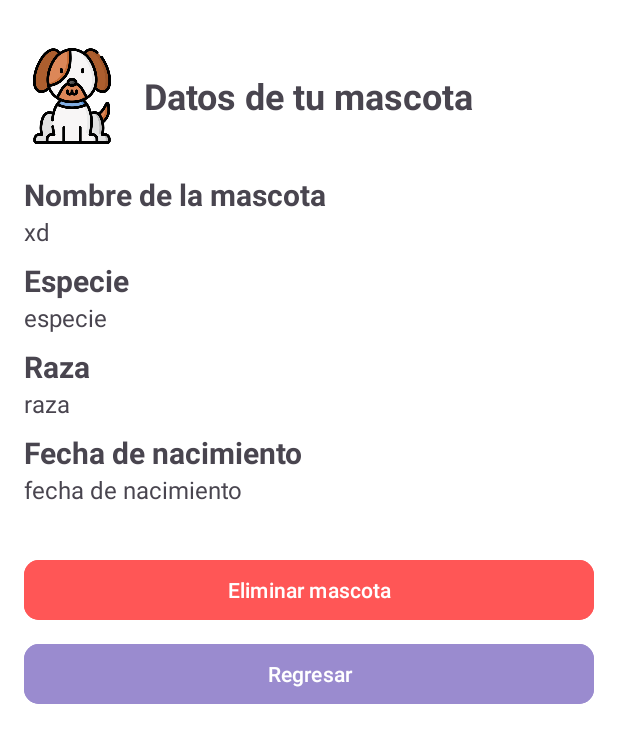
After one commit to quiquermn/PetCarePro, an Android app: the DetalleMascotaActivity screen opened directly, with no data from a screen before it, on a phone screen of 412 x 824 dp. The commit adds this screen. Shown: the top 743 px of the screen. Run offline under Robolectric (Android 15) with nearby library versions, the phone set to English and light mode, and no system bars; 1 statement that could not run was skipped.

Commit message:
Ya se pueden ver las mascotas

```diff
--- a/app/src/main/AndroidManifest.xml
+++ b/app/src/main/AndroidManifest.xml
@@ -12,6 +12,9 @@
         android:supportsRtl="true"
         android:theme="@style/Theme.Material3.Light.NoActionBar"
         tools:targetApi="31">
+        <activity
+            android:name=".DetalleMascotaActivity"
+            android:exported="false" />
         <activity
             android:name=".AgregarMascotaActivity"
             android:exported="false" />
--- /dev/null
+++ b/app/src/main/java/com/example/petcarepro/DetalleMascotaActivity.java
@@ -0,0 +1,79 @@
+package com.example.petcarepro;
+
+import android.os.Bundle;
+import android.view.View;
+import android.widget.Button;
+import android.widget.TextView;
+import android.widget.Toast;
+
+import androidx.activity.EdgeToEdge;
+import androidx.appcompat.app.AppCompatActivity;
+import androidx.core.graphics.Insets;
+import androidx.core.view.ViewCompat;
+import androidx.core.view.WindowInsetsCompat;
+
+import com.example.petcarepro.db.DatabaseAdmin;
+import com.example.petcarepro.db.Mascotas;
+import com.example.petcarepro.model.Mascota;
+
+public class DetalleMascotaActivity extends AppCompatActivity {
+
+    @Override
+    protected void onCreate(Bundle savedInstanceState) {
+        super.onCreate(savedInstanceState);
+        EdgeToEdge.enable(this);
+        setContentView(R.layout.activity_detalle_mascota);
+        ViewCompat.setOnApplyWindowInsetsListener(findViewById(R.id.main), (v, insets) -> {
+            Insets systemBars = insets.getInsets(WindowInsetsCompat.Type.systemBars());
+            v.setPadding(systemBars.left, systemBars.top, systemBars.right, systemBars.bottom);
+            return insets;
+        });
+
+        Mascota mascota = (Mascota) getIntent().getSerializableExtra("mascota"); // Obtenemos la mascota del intent
+
+        if (mascota == null) {
+            finish();
+            return;
+        }
+
+        TextView nombreText = findViewById(R.id.nombreMascotaDetalles);
+        TextView especieText = findViewById(R.id.especieMascotaDetalles);
+        TextView razaText = findViewById(R.id.razaMascotaDetalles);
+        TextView fechaNacimientoText = findViewById(R.id.fechaNacimientoMascotaDetalles);
+
+        nombreText.setText(mascota.getNombre());
+        especieText.setText(mascota.getEspecie());
+        razaText.setText(mascota.getRaza());
+        fechaNacimientoText.setText(mascota.getFechaNacimiento());
+
+        Button regresarButton = findViewById(R.id.buttonRegresar);
+        regresarButton.setOnClickListener(new View.OnClickListener() {
+            @Override
+            public void onClick(View v) {
+                finish();
+            }
+        });
+
+        Button eliminarButton = findViewById(R.id.buttonEliminar);
+        eliminarButton.setOnClickListener(new View.OnClickListener() {
+            @Override
+            public void onClick(View v) {
+                DatabaseAdmin databaseAdmin = new DatabaseAdmin(DetalleMascotaActivity.this);
+                Mascotas mascotas = new Mascotas(databaseAdmin);
+
+                boolean eliminado = mascotas.eliminarMascota(mascota.getId());
+                databaseAdmin.close();
+
+                if (!eliminado) {
+                    Toast.makeText(DetalleMascotaActivity.this, "Error al eliminar la mascota", Toast.LENGTH_SHORT).show();
+                    return;
+                }
+
+                Toast.makeText(DetalleMascotaActivity.this, "Mascota eliminada", Toast.LENGTH_SHORT).show();
+                finish();
+            }
+        });
+
+
+    }
+}
--- a/app/src/main/java/com/example/petcarepro/model/Mascota.java
+++ b/app/src/main/java/com/example/petcarepro/model/Mascota.java
@@ -1,6 +1,9 @@
 package com.example.petcarepro.model;
 
-public class Mascota {
+import java.io.Serializable;
+
+public class Mascota implements Serializable {
+    // Implementamos Serializable para poder pasar objetos de esta clase entre activities
     private String nombre;
     private String especie;
     private String raza;
--- /dev/null
+++ b/app/src/main/res/layout/activity_detalle_mascota.xml
@@ -0,0 +1,129 @@
+<?xml version="1.0" encoding="utf-8"?>
+<androidx.constraintlayout.widget.ConstraintLayout xmlns:android="http://schemas.android.com/apk/res/android"
+    xmlns:app="http://schemas.android.com/apk/res-auto"
+    xmlns:tools="http://schemas.android.com/tools"
+    android:id="@+id/main"
+    android:layout_width="match_parent"
+    android:layout_height="match_parent"
+    android:background="#FFFFFF"
+    tools:context=".DetalleMascotaActivity">
+
+    <LinearLayout
+        android:id="@+id/linearLayout3"
+        android:layout_width="0dp"
+        android:layout_height="0dp"
+        android:layout_marginStart="16dp"
+        android:layout_marginTop="32dp"
+        android:layout_marginEnd="16dp"
+        android:layout_marginBottom="32dp"
+        android:orientation="vertical"
+
+        app:layout_constraintBottom_toBottomOf="parent"
+        app:layout_constraintEnd_toEndOf="parent"
+        app:layout_constraintStart_toStartOf="parent"
+        app:layout_constraintTop_toTopOf="parent">
+
+        <LinearLayout
+            android:layout_width="match_parent"
+            android:layout_height="wrap_content"
+            android:orientation="horizontal">
+
+            <ImageView
+                android:id="@+id/imageView5"
+                android:layout_width="64dp"
+                android:layout_height="64dp"
+                app:srcCompat="@drawable/perro2" />
+
+            <TextView
+                android:layout_width="wrap_content"
+                android:layout_height="wrap_content"
+                android:layout_gravity="center"
+                android:layout_marginLeft="16dp"
+                android:layout_weight="1"
+                android:text="Datos de tu mascota"
+                android:textSize="24sp"
+                android:textStyle="bold" />
+
+        </LinearLayout>
+
+        <TextView
+            android:layout_width="match_parent"
+            android:layout_height="wrap_content"
+            android:layout_marginTop="20dp"
+            android:text="Nombre de la mascota"
+            android:textSize="20sp"
+            android:textStyle="bold" />
+
+        <TextView
+            android:id="@+id/nombreMascotaDetalles"
+            android:layout_width="match_parent"
+            android:layout_height="wrap_content"
+            android:text="xd"
+            android:textSize="16sp" />
+
+        <TextView
+            android:layout_width="match_parent"
+            android:layout_height="wrap_content"
+            android:layout_marginTop="8dp"
+            android:text="Especie"
+            android:textSize="20sp"
+            android:textStyle="bold" />
+
+        <TextView
+            android:id="@+id/especieMascotaDetalles"
+            android:layout_width="match_parent"
+            android:layout_height="wrap_content"
+            android:text="especie"
+            android:textSize="16sp" />
+
+        <TextView
+            android:layout_width="match_parent"
+            android:layout_height="wrap_content"
+            android:layout_marginTop="8dp"
+            android:text="Raza"
+            android:textSize="20sp"
+            android:textStyle="bold" />
+
+        <TextView
+            android:id="@+id/razaMascotaDetalles"
+            android:layout_width="match_parent"
+            android:layout_height="wrap_content"
+            android:text="raza"
+            android:textSize="16sp" />
+
+        <TextView
+            android:layout_width="match_parent"
+            android:layout_height="wrap_content"
+            android:layout_marginTop="8dp"
+            android:text="Fecha de nacimiento"
+            android:textSize="20sp"
+            android:textStyle="bold" />
+
+        <TextView
+            android:id="@+id/fechaNacimientoMascotaDetalles"
+            android:layout_width="match_parent"
+            android:layout_height="wrap_content"
+            android:text="fecha de nacimiento"
+            android:textSize="16sp" />
+
+        <Button
+            android:id="@+id/buttonEliminar"
+            android:layout_width="match_parent"
+            android:layout_height="wrap_content"
+            android:layout_marginTop="32dp"
+            android:backgroundTint="#FF5656"
+            android:text="Eliminar mascota"
+            app:cornerRadius="10dp" />
+
+        <Button
+            android:id="@+id/buttonRegresar"
+            android:layout_width="match_parent"
+            android:layout_height="wrap_content"
+            android:layout_marginTop="8dp"
+            android:backgroundTint="#9A8BCF"
+            android:text="Regresar"
+            app:cornerRadius="10dp" />
+
+    </LinearLayout>
+
+</androidx.constraintlayout.widget.ConstraintLayout>
```
Also changed, not shown: app/src/main/java/com/example/petcarepro/DatosFragment.java (+28 -6 lines), app/src/main/java/com/example/petcarepro/ListMascotasAdaptador.java (added, +50 -0 lines), app/src/main/java/com/example/petcarepro/db/Mascotas.java (+23 -0 lines), app/src/main/res/layout/fragment_datos.xml (+4 -4 lines), app/src/main/res/layout/mascota_item.xml (added, +57 -0 lines).
